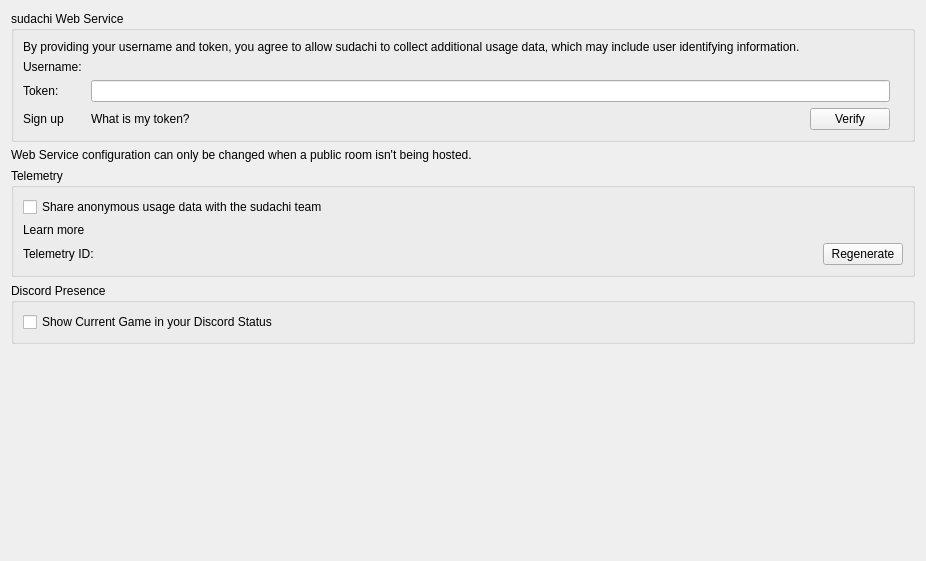
Old version of the form src/sudachi/configuration/configure_web.ui in the repository JPikachu/Sudachi-Commits-Tests.
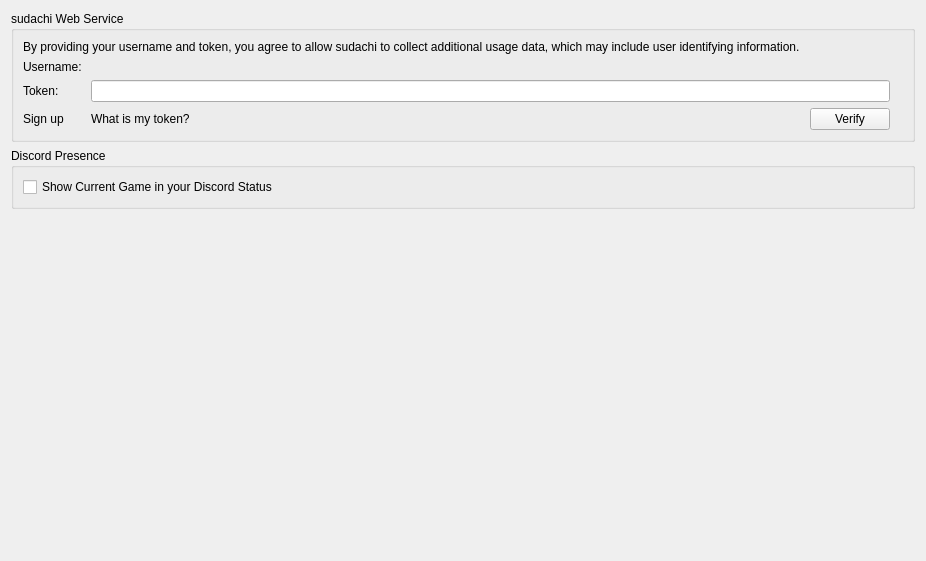
New version of the form.

What changed in the file:
```diff
--- a/src/sudachi/configuration/configure_web.ui
+++ b/src/sudachi/configuration/configure_web.ui
@@ -112,66 +112,6 @@
        </layout>
       </widget>
      </item>
-     <item>
-      <widget class="QLabel" name="label_disable_info">
-       <property name="text">
-        <string>Web Service configuration can only be changed when a public room isn't being hosted.</string>
-       </property>
-       <property name="wordWrap">
-        <bool>true</bool>
-       </property>
-      </widget>
-     </item>
-     <item>
-      <widget class="QGroupBox" name="groupBox">
-       <property name="title">
-        <string>Telemetry</string>
-       </property>
-       <layout class="QVBoxLayout" name="verticalLayout_2">
-        <item>
-         <widget class="QCheckBox" name="toggle_telemetry">
-          <property name="text">
-           <string>Share anonymous usage data with the sudachi team</string>
-          </property>
-         </widget>
-        </item>
-        <item>
-         <widget class="QLabel" name="telemetry_learn_more">
-          <property name="text">
-           <string>Learn more</string>
-          </property>
-         </widget>
-        </item>
-        <item>
-         <layout class="QGridLayout" name="gridLayoutTelemetryId">
-          <item row="0" column="0">
-           <widget class="QLabel" name="label_telemetry_id">
-            <property name="text">
-             <string>Telemetry ID:</string>
-            </property>
-           </widget>
-          </item>
-          <item row="0" column="1">
-           <widget class="QPushButton" name="button_regenerate_telemetry_id">
-            <property name="sizePolicy">
-             <sizepolicy hsizetype="Fixed" vsizetype="Fixed">
-              <horstretch>0</horstretch>
-              <verstretch>0</verstretch>
-             </sizepolicy>
-            </property>
-            <property name="layoutDirection">
-             <enum>Qt::RightToLeft</enum>
-            </property>
-            <property name="text">
-             <string>Regenerate</string>
-            </property>
-           </widget>
-          </item>
-         </layout>
-        </item>
-       </layout>
-      </widget>
-     </item>
     </layout>
    </item>
    <item>
```
